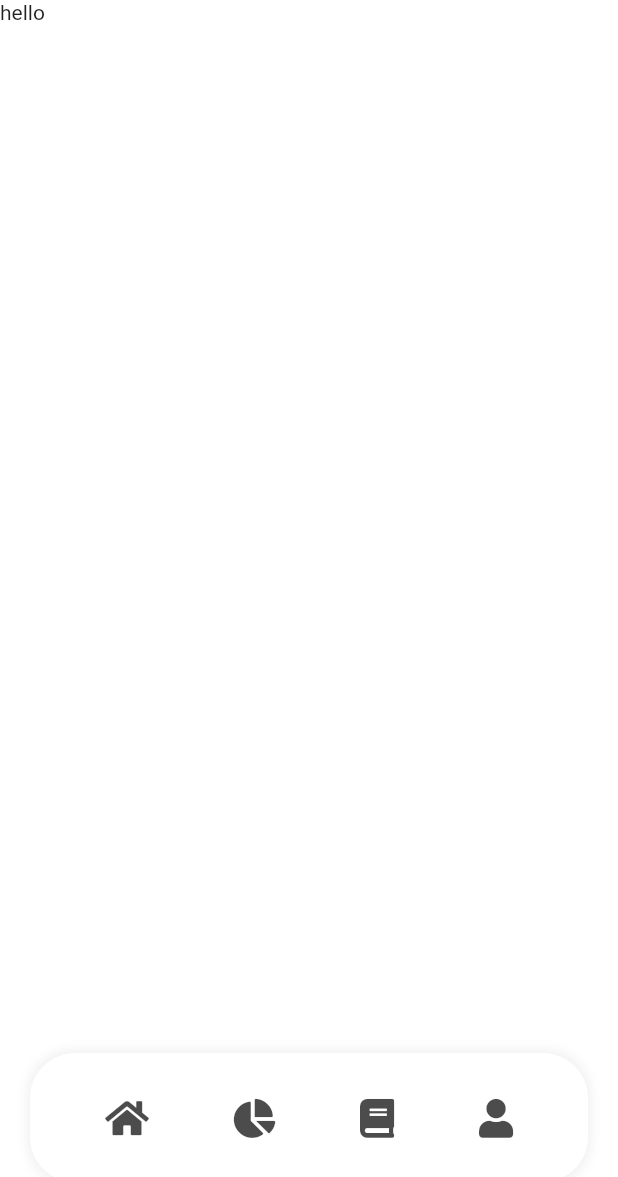
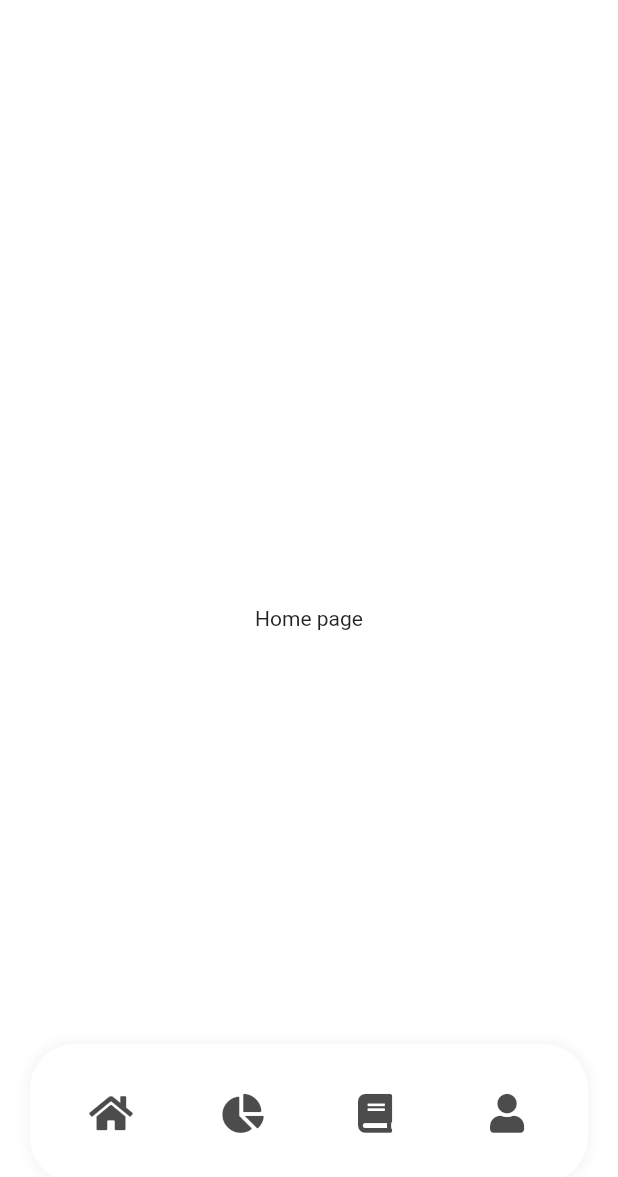
Before and after one commit to Crepiks/nomad-mobile, a Flutter app: the screen it shows after launch, on a phone screen of 412 x 824 dp. Shown: the top 1177 px of the screen. Run offline on Flutter 3.47's test engine with Material 2 defaults, Android fonts, the phone set to English and light mode, and no system bars; our stand-ins replace font_awesome_flutter.

Commit message:
feat: implement switching between screens using bottom navigation

```diff
--- a/lib/components/common/bottom_navigation.dart
+++ b/lib/components/common/bottom_navigation.dart
@@ -1,22 +1,28 @@
 import "package:flutter/cupertino.dart";
 import 'package:flutter/material.dart';
+import 'package:flutter/services.dart';
 import 'package:font_awesome_flutter/font_awesome_flutter.dart';
 
 class BottomNavigation extends StatelessWidget {
-  const BottomNavigation({Key? key}) : super(key: key);
+  const BottomNavigation({Key? key, this.onItemClick}) : super(key: key);
 
+  final dynamic onItemClick;
   final double iconSize = 26;
+
+  vibrate() {
+    HapticFeedback.mediumImpact();
+  }
 
   @override
   Widget build(BuildContext context) {
     return Container(
-      padding: const EdgeInsets.symmetric(horizontal: 50, vertical: 30),
+      padding: const EdgeInsets.symmetric(horizontal: 30, vertical: 22),
       decoration: BoxDecoration(
           color: Colors.white,
           borderRadius: const BorderRadius.all(Radius.circular(30)),
           boxShadow: [
             BoxShadow(
-              color: Colors.grey.withOpacity(0.15),
+              color: Colors.grey.withOpacity(0.1),
               spreadRadius: 2,
               blurRadius: 6,
             )
@@ -24,25 +30,49 @@ class BottomNavigation extends StatelessWidget {
       child: Row(
         mainAxisAlignment: MainAxisAlignment.spaceBetween,
         children: [
-          FaIcon(
+          IconButton(
+            onPressed: () {
+              vibrate();
+              onItemClick(0);
+            },
+            icon: FaIcon(
               FontAwesomeIcons.home,
               size: iconSize,
               color: Colors.black.withOpacity(0.7),
             ),
-          FaIcon(
+          ),
+          IconButton(
+            onPressed: () {
+              vibrate();
+              onItemClick(1);
+            },
+            icon: FaIcon(
               FontAwesomeIcons.chartPie,
               size: iconSize,
               color: Colors.black.withOpacity(0.7),
             ),
-          FaIcon(
+          ),
+          IconButton(
+            onPressed: () {
+              vibrate();
+              onItemClick(2);
+            },
+            icon: FaIcon(
               FontAwesomeIcons.book,
               size: iconSize,
               color: Colors.black.withOpacity(0.7),
             ),
-          FaIcon(
+          ),
+          IconButton(
+            onPressed: () {
+              vibrate();
+              onItemClick(3);
+            },
+            icon: FaIcon(
               FontAwesomeIcons.solidUser,
               size: iconSize,
               color: Colors.black.withOpacity(0.7),
+            ),
           ),
         ],
       ),
--- /dev/null
+++ b/lib/home/home_view.dart
@@ -0,0 +1,13 @@
+import 'package:flutter/material.dart';
+
+class HomeView extends StatelessWidget {
+  const HomeView({Key? key}) : super(key: key);
+
+  @override
+  Widget build(BuildContext context) {
+    return Container(
+      color: Colors.white,
+      child: const Center(child: Text("Home page")),
+    );
+  }
+}
--- a/lib/layouts/main_layout.dart
+++ b/lib/layouts/main_layout.dart
@@ -1,15 +1,27 @@
 import "package:flutter/cupertino.dart";
 import 'package:flutter/material.dart';
 import 'package:nomad/components/common/bottom_navigation.dart';
+import 'package:nomad/home/home_view.dart';
+import 'package:nomad/lessons/lessons_view.dart';
+import 'package:nomad/profile/profile_view.dart';
+import 'package:nomad/stats/stats_view.dart';
 
 class MainLayout extends StatefulWidget {
   const MainLayout({Key? key}) : super(key: key);
-
   @override
   _MainLayoutState createState() => _MainLayoutState();
 }
 
 class _MainLayoutState extends State<MainLayout> {
+  final screens = const [HomeView(), StatsView(), LessonsView(), ProfileView()];
+  int activeScreenIndex = 0;
+
+  setScreen(index) {
+    setState(() {
+      activeScreenIndex = index;
+    });
+  }
+
   @override
   Widget build(BuildContext context) {
     return Scaffold(
@@ -19,15 +31,16 @@ class _MainLayoutState extends State<MainLayout> {
           alignment: Alignment.bottomCenter,
           children: [
             Container(
-              height: double.infinity,
-              width: double.infinity,
-              color: Colors.white,
-              child: const Text("hello"),
-            ),
+                height: double.infinity,
+                width: double.infinity,
+                color: Colors.white,
+                child: screens[activeScreenIndex]),
             Container(
               padding: const EdgeInsets.only(right: 20, bottom: 36, left: 20),
               alignment: Alignment.bottomCenter,
-              child: const BottomNavigation(),
+              child: BottomNavigation(
+                onItemClick: setScreen,
+              ),
             ),
           ],
         ),
```
Also changed, not shown: lib/lessons/lessons_view.dart (added, +15 -0 lines), lib/profile/profile_view.dart (added, +15 -0 lines), lib/stats/stats_view.dart (added, +15 -0 lines). Lines whose indentation alone changed are shown as unchanged.
